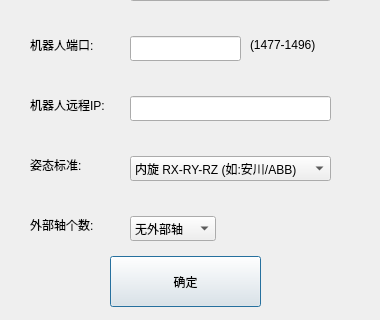
Above: robotsetdlg.ui from qubo188612/qtwelding before the change; both pictures show x 0 to 380 and y 144 to 464 of the 380 by 464 pixel window. Below: the same form after it.
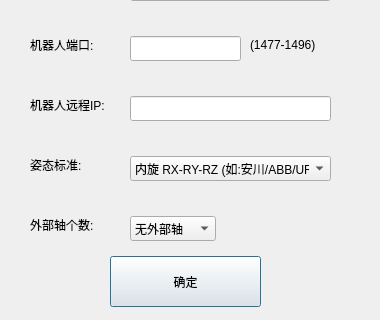
That is the form after the change.

Diff of the .ui file:
```diff
--- a/robotsetdlg.ui
+++ b/robotsetdlg.ui
@@ -165,7 +165,7 @@
    </property>
    <item>
     <property name="text">
-     <string>内旋 RX-RY-RZ (如:安川/ABB)</string>
+     <string>内旋 RX-RY-RZ (如:安川/ABB/UR)</string>
     </property>
    </item>
    <item>
```
Left out of the diff: 5 changed lines with no effect on the pictures.
